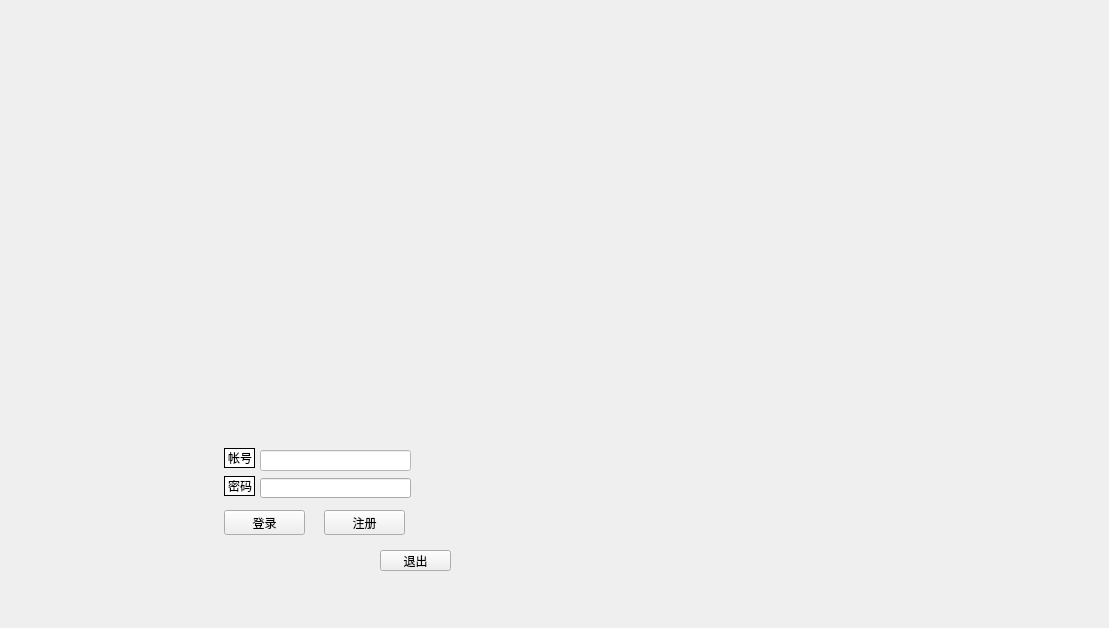
Before: the Qt Designer form login.ui in lwher/Library-System, drawn with Qt 5.
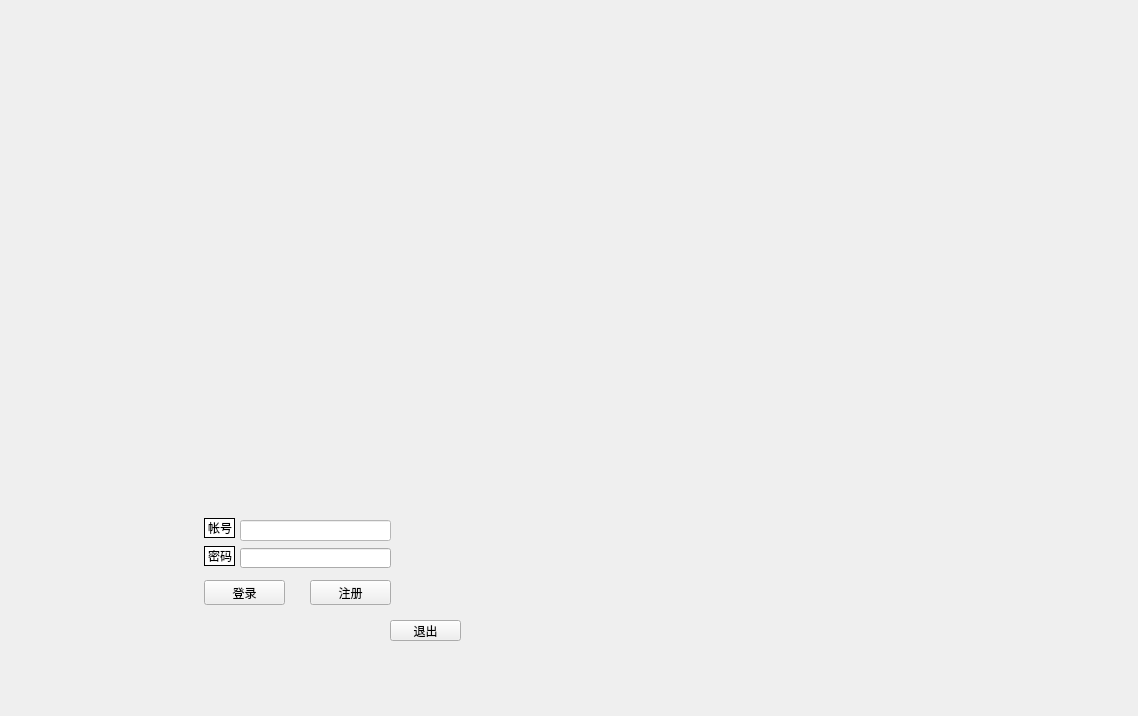
After: the same form once the commit is applied. Icons and pictures are not drawn.

What changed in the file:
```diff
--- a/login.ui
+++ b/login.ui
@@ -6,8 +6,8 @@
    <rect>
     <x>0</x>
     <y>0</y>
-    <width>1109</width>
-    <height>628</height>
+    <width>1138</width>
+    <height>716</height>
    </rect>
   </property>
   <property name="windowTitle">
@@ -20,8 +20,8 @@
    <widget class="QLineEdit" name="key_edit">
     <property name="geometry">
      <rect>
-      <x>260</x>
-      <y>478</y>
+      <x>240</x>
+      <y>548</y>
       <width>151</width>
       <height>20</height>
      </rect>
@@ -36,8 +36,8 @@
    <widget class="QLabel" name="label_3">
     <property name="geometry">
      <rect>
-      <x>224</x>
-      <y>448</y>
+      <x>204</x>
+      <y>518</y>
       <width>31</width>
       <height>20</height>
      </rect>
@@ -55,8 +55,8 @@
    <widget class="QPushButton" name="exit_but">
     <property name="geometry">
      <rect>
-      <x>380</x>
-      <y>550</y>
+      <x>390</x>
+      <y>620</y>
       <width>71</width>
       <height>21</height>
      </rect>
@@ -68,8 +68,8 @@
    <widget class="QLabel" name="label_2">
     <property name="geometry">
      <rect>
-      <x>224</x>
-      <y>476</y>
+      <x>204</x>
+      <y>546</y>
       <width>31</width>
       <height>20</height>
      </rect>
@@ -88,8 +88,8 @@
    <widget class="QPushButton" name="log_but">
     <property name="geometry">
      <rect>
-      <x>224</x>
-      <y>510</y>
+      <x>204</x>
+      <y>580</y>
       <width>81</width>
       <height>25</height>
      </rect>
@@ -104,8 +104,8 @@
    <widget class="QLineEdit" name="id_edit">
     <property name="geometry">
      <rect>
-      <x>260</x>
-      <y>450</y>
+      <x>240</x>
+      <y>520</y>
       <width>151</width>
       <height>21</height>
      </rect>
@@ -120,8 +120,8 @@
    <widget class="QPushButton" name="reg_but">
     <property name="geometry">
      <rect>
-      <x>324</x>
-      <y>510</y>
+      <x>310</x>
+      <y>580</y>
       <width>81</width>
       <height>25</height>
      </rect>
@@ -138,9 +138,9 @@
     <property name="geometry">
      <rect>
       <x>130</x>
-      <y>50</y>
+      <y>10</y>
       <width>881</width>
-      <height>551</height>
+      <height>651</height>
      </rect>
     </property>
     <property name="styleSheet">
@@ -154,7 +154,7 @@
     <property name="geometry">
      <rect>
       <x>20</x>
-      <y>360</y>
+      <y>420</y>
       <width>191</width>
       <height>251</height>
      </rect>
```
